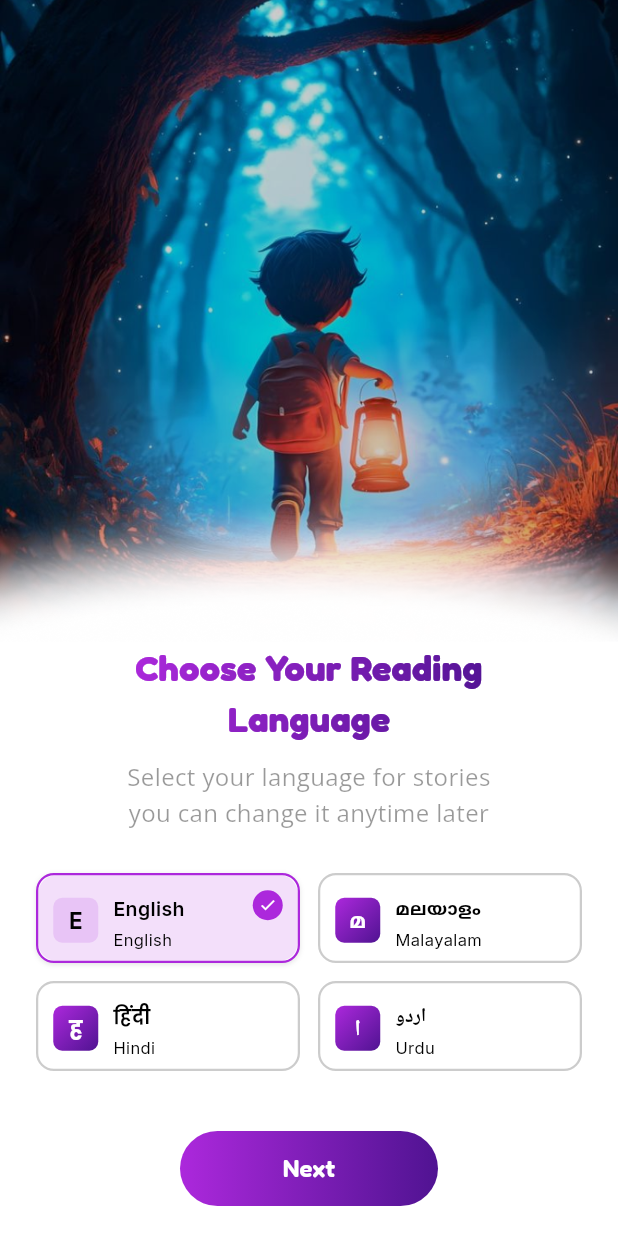
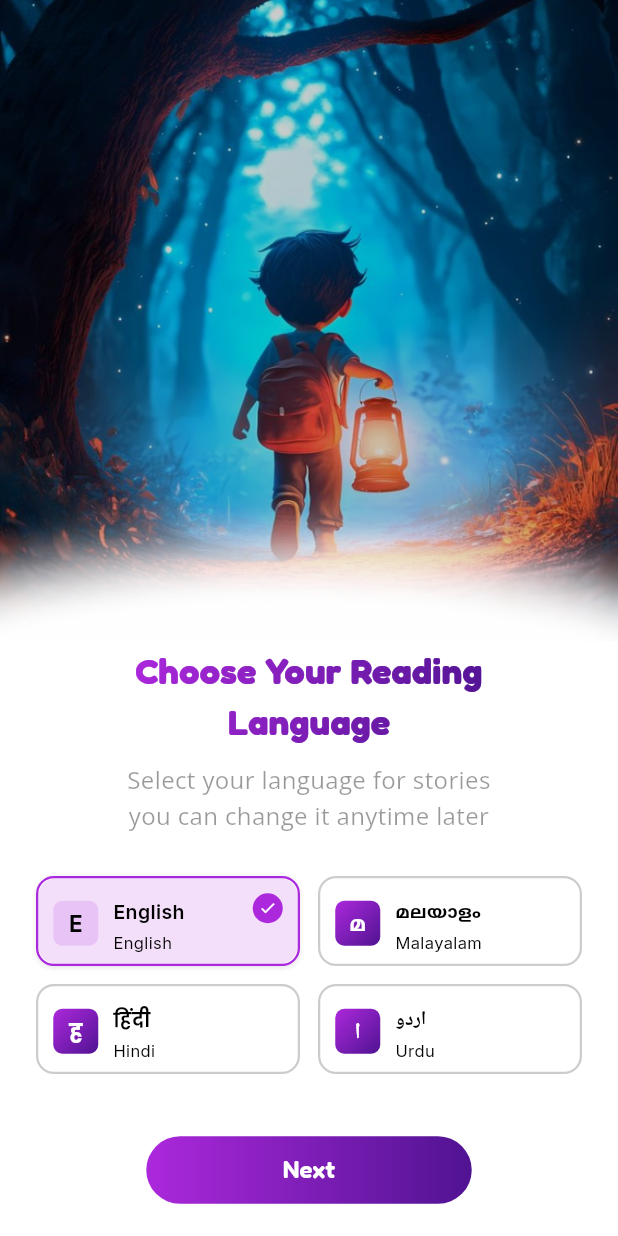
Before and after one commit to Jalaludheen25/Zaitoon, a Flutter app: the LanguageSelection screen opened directly, on a phone screen of 412 x 824 dp. Run offline on Flutter 3.47's test engine with Material 3 defaults, Android fonts, the phone set to English and light mode, and no system bars; our stand-ins replace animate_do, cached_network_image, cloud_firestore, extended_image, firebase_auth, firebase_core and 17 more; missing offline and left inert: flutter_pdfview, fluttermoji, onesignal_flutter; accounts and stored records are empty; network calls fail.

Commit message:
themeprovider

```diff
--- a/lib/constants/color_class.dart
+++ b/lib/constants/color_class.dart
@@ -2,7 +2,6 @@ import 'package:flutter/material.dart';
 
 class ColorClass {
   static const Color primaryColor = Colors.deepPurpleAccent;
-
   static const Color secondaryColor = Colors.redAccent;
   static const Color coquelicot = Color(0xffFF3D00); //used for bookmarking
   static const Color white = Color(0xffFFFFFF);
@@ -34,4 +33,14 @@ class ColorClass {
   static const Color grad1 = Color(0xffAC28DC);
   static const Color grad2 = Color(0xff7E1EB7);
   static const Color grad3 = Color(0xff501392);
+
+  //darkTheme colors
+  static const Color splashBg = Color(0xff2A2C38);
+  static const Color gradient1 = Color(0xffAC28DC);
+  static const Color gradient2 = Color(0xff7E1EB7);
+  static const Color gradient3 = Color(0xff501392);
+  static const primary = Color(0xffAC28DC);
+  static const itemBg = Color(0xff2A2C38);
+
+
 }
--- a/lib/constants/image_class.dart
+++ b/lib/constants/image_class.dart
@@ -34,6 +34,7 @@ class ImageClass {
   static const String exhibition5 = '${imageRoot}exhibition-5.jpeg';
   static const String malarvadiLogo = '${imageRoot}malarvadi-logo.png';
   static const String d4Logo = '${imageRoot}D4DX _logo.png';
+  static const String d4LogoWhite = '${imageRoot}D4DX _logo_white.png';
   static const String d4dxLogo = '${imageRoot}D4media_logo.png';
   static const String language = '${imageRoot}language-icon.png';
   static const String shareAppAndroid = '${imageRoot}gplay-wt.png';
--- a/lib/constants/theme.dart
+++ b/lib/constants/theme.dart
@@ -6,16 +6,17 @@ class AppTheme {
   static ThemeData lightTheme(BuildContext context) {
     return ThemeData(
       scaffoldBackgroundColor: ColorClass.white,
-      fontFamily: 'Poppins',
+      fontFamily: 'openSans',
+      brightness: Brightness.light,
       appBarTheme: AppBarTheme(
           color: ColorClass.white,
           elevation: 0,
           iconTheme: const IconThemeData(color: ColorClass.black),
-          titleTextStyle: GoogleFonts.poppins(color: ColorClass.black)),
+          titleTextStyle: GoogleFonts.openSans(color: ColorClass.black)),
       textTheme: TextTheme(
-        bodyLarge: GoogleFonts.poppins(color: ColorClass.neutral900),
-        bodyMedium: GoogleFonts.poppins(color: ColorClass.neutral900),
-        bodySmall: GoogleFonts.poppins(color: ColorClass.neutral900),
+        bodyLarge: GoogleFonts.openSans(color: ColorClass.neutral900),
+        bodyMedium: GoogleFonts.openSans(color: ColorClass.neutral900),
+        bodySmall: GoogleFonts.openSans(color: ColorClass.neutral900),
       ),
       inputDecorationTheme: const InputDecorationTheme(
         floatingLabelBehavior: FloatingLabelBehavior.always,
@@ -38,6 +39,49 @@ class AppTheme {
       ),
     );
   }
+
+  static ThemeData darkTheme = ThemeData(
+    scaffoldBackgroundColor: ColorClass.black,
+    fontFamily: 'openSans',
+    brightness: Brightness.dark,
+    appBarTheme: const AppBarTheme(
+      backgroundColor: ColorClass.black,
+      foregroundColor: ColorClass.white,
+      elevation: 0,
+      centerTitle: true,
+      surfaceTintColor: ColorClass.splashBg,
+      iconTheme: IconThemeData(color: ColorClass.white),
+      titleTextStyle: TextStyle(
+        color: ColorClass.white,
+        fontSize: 20,
+        fontWeight: FontWeight.bold,
+      ),
+    ),
+    elevatedButtonTheme: ElevatedButtonThemeData(
+      style: ElevatedButton.styleFrom(
+        padding: const EdgeInsets.symmetric(vertical: 12, horizontal: 24),
+        shape: RoundedRectangleBorder(
+          borderRadius: BorderRadius.circular(8),
+        ),
+      ),
+    ),
+    inputDecorationTheme: InputDecorationTheme(
+      border: OutlineInputBorder(
+        borderRadius: BorderRadius.circular(8),
+      ),
+      contentPadding: const EdgeInsets.symmetric(horizontal: 16, vertical: 12),
+    ),
+    cardColor: ColorClass.gradient1,
+    canvasColor: ColorClass.splashBg,
+    colorScheme: const ColorScheme.dark(
+      primary: ColorClass.black,
+      secondary: ColorClass.gradient1,
+      onPrimary: ColorClass.white,
+      onSecondary: ColorClass.white,
+      onSurface: ColorClass.white,
+      onBackground: ColorClass.white,
+    ),
+  );
 }
 
 const OutlineInputBorder outlineInputBorder = OutlineInputBorder(
--- a/lib/screens/language_selection/language_selection.dart
+++ b/lib/screens/language_selection/language_selection.dart
@@ -242,10 +242,7 @@ class LanguageSelection extends StatelessWidget {
                       ),
                       const SizedBox(height: 40),
                       // Next button with gradient
-                      SizedBox(
-                        width: 220,
-                        height: 50,
-                        child: ElevatedButton(
+                      ElevatedButton(
                           onPressed: () {
                             // Navigate to next screen when a language is selected
                             final homeProvider = Provider.of<HomeProvider>(
@@ -264,6 +261,8 @@ class LanguageSelection extends StatelessWidget {
                             ),
                           ),
                           child: Container(
+                            width:217,
+                            height:45,
                             decoration: BoxDecoration(
                               gradient: const LinearGradient(
                                 colors: [
@@ -288,7 +287,7 @@ class LanguageSelection extends StatelessWidget {
                             ),
                           ),
                         ),
-                      ),
+
                       const SizedBox(height: 20),
                     ],
                   ),
```
Also changed, not shown: lib/main.dart (+18 -8 lines), lib/providers/theme_provider.dart (added, +30 -0 lines), assets/images/D4DX _logo_white.png (added).
